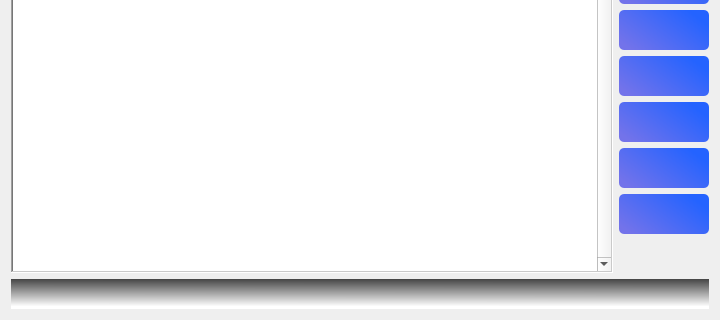
First picture: the form in mainwindow.ui, repository salara1960/hexSerial, before the edit; both pictures show x 0 to 720 and y 304 to 624 of the 720 by 624 pixel window.
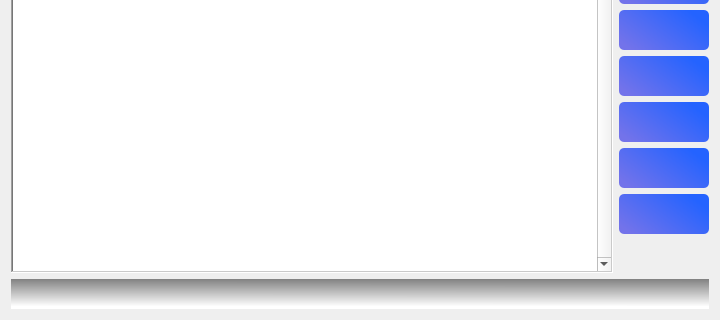
Second picture: the form after the edit. Icons and pictures are not drawn.

The edit to the form file:
```diff
--- a/mainwindow.ui
+++ b/mainwindow.ui
@@ -616,8 +616,8 @@
        </font>
       </property>
       <property name="styleSheet">
-       <string notr="true">background-color: qlineargradient(spread:pad, x1:0.521739, y1:0.00568182, x2:0.516565, y2:0.914409, stop:0 rgba(70, 70, 70, 255), stop:1 rgba(255, 255, 255, 255));
-color: qlineargradient(spread:pad, x1:0.527609, y1:1, x2:0.532739, y2:0.397727, stop:0 rgba(15, 25, 35, 255), stop:1 rgba(255, 255, 255, 255));</string>
+       <string notr="true">background-color: qlineargradient(spread:pad, x1:0.521739, y1:0.00568182, x2:0.516565, y2:0.914409, stop:0 rgba(130, 130, 130, 255), stop:1 rgba(255, 255, 255, 255));
+color: qlineargradient(spread:pad, x1:0.527609, y1:1, x2:0.532739, y2:0.397727, stop:0 rgba(10, 25, 45, 255), stop:1 rgba(255, 255, 255, 255));</string>
       </property>
       <property name="text">
        <string/>
```
Left out of the diff: 2 changed lines with no effect on the pictures.
